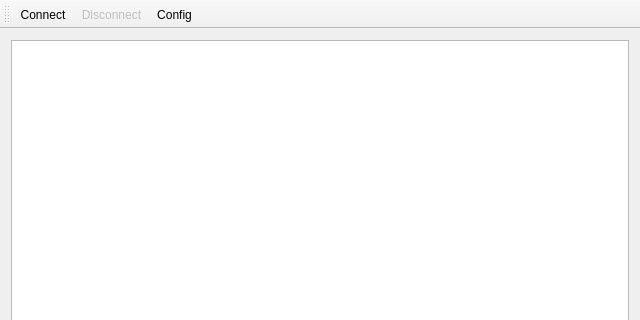
hnaohiro/h_lab_webcam_win, file mainwindow.ui: the form before one commit; both pictures show x 0 to 640 and y 0 to 320 of the 640 by 540 pixel window.
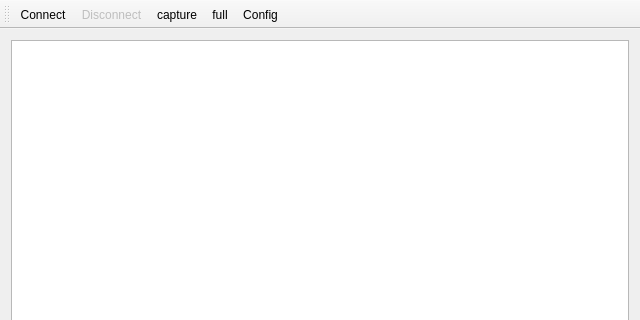
The form after the commit. Icons and pictures are not drawn.

What changed in the file:
```diff
--- a/mainwindow.ui
+++ b/mainwindow.ui
@@ -43,6 +43,8 @@
    </attribute>
    <addaction name="actionConnect"/>
    <addaction name="actionDisconnect"/>
+   <addaction name="actionCapture"/>
+   <addaction name="actionFull"/>
    <addaction name="actionConfig"/>
   </widget>
   <widget class="QStatusBar" name="statusBar"/>
@@ -85,6 +87,24 @@
     <string>Disconnect</string>
    </property>
   </action>
+  <action name="actionCapture">
+   <property name="icon">
+    <iconset resource="resources.qrc">
+     <normaloff>:/img/camera.png</normaloff>:/img/camera.png</iconset>
+   </property>
+   <property name="text">
+    <string>capture</string>
+   </property>
+  </action>
+  <action name="actionFull">
+   <property name="icon">
+    <iconset resource="resources.qrc">
+     <normaloff>:/img/fullscreen.png</normaloff>:/img/fullscreen.png</iconset>
+   </property>
+   <property name="text">
+    <string>full</string>
+   </property>
+  </action>
  </widget>
  <layoutdefault spacing="6" margin="11"/>
  <resources>
```
